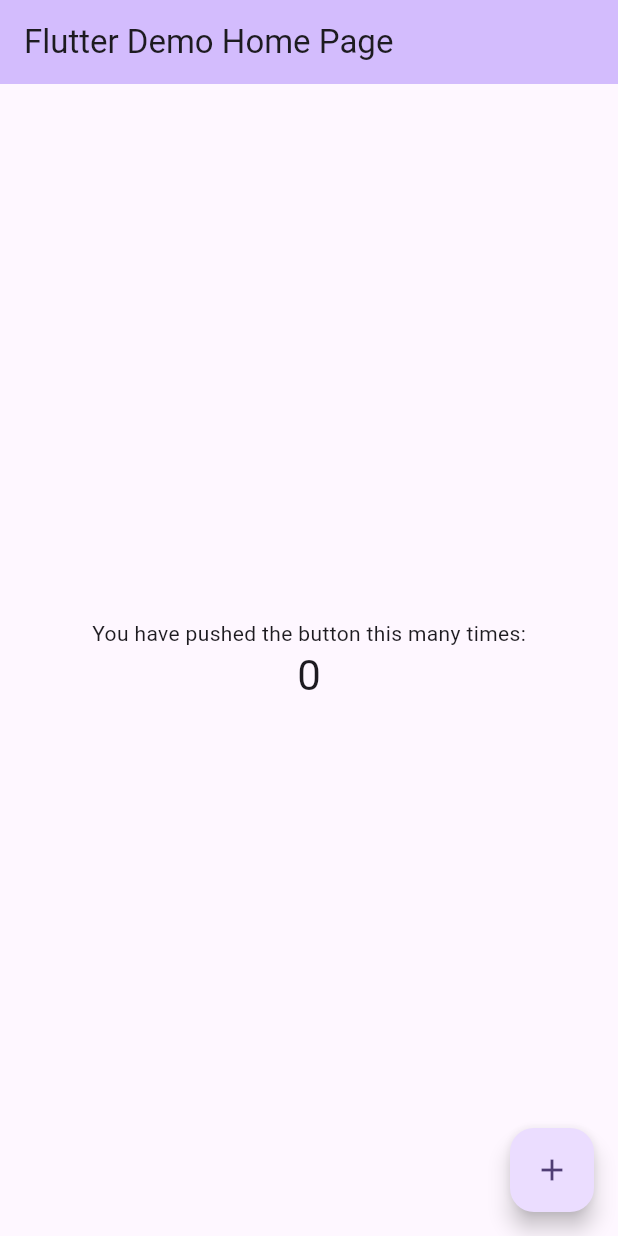
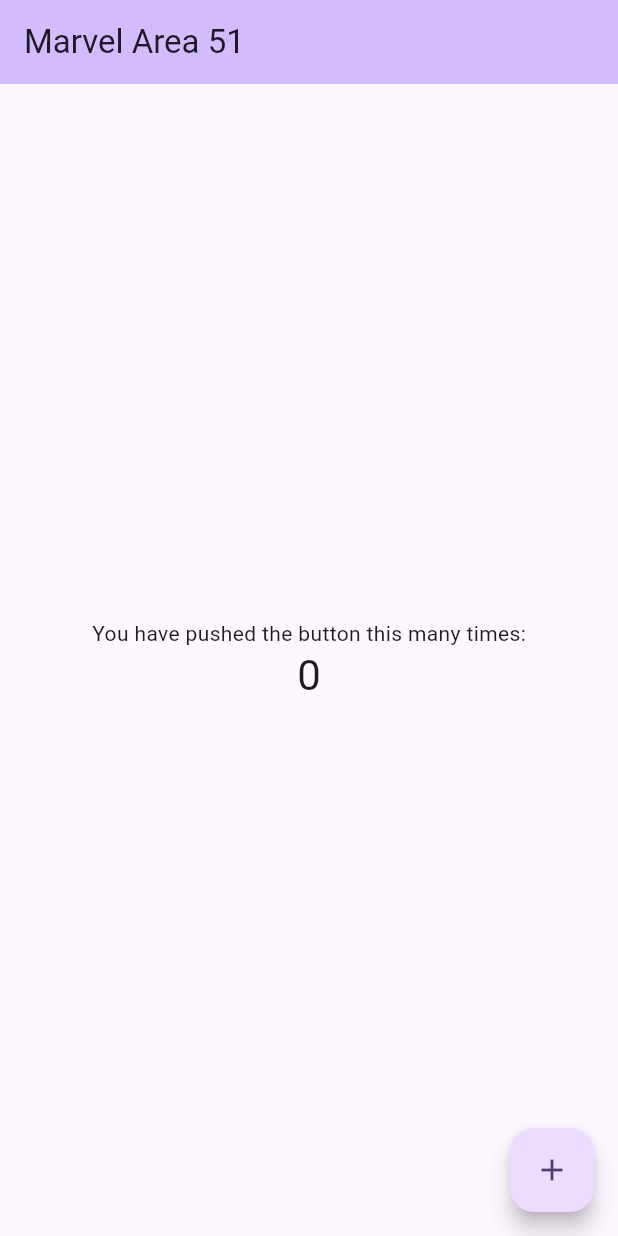
Before and after one commit to HimanshuJadav77/firebasepro, a Flutter app: the screen it shows after launch, on a phone screen of 412 x 824 dp. Run offline on Flutter 3.47's test engine with Material 3 defaults, Android fonts, the phone set to English and light mode, and no system bars; our stand-ins replace firebase_core; accounts and stored records are empty.

Commit message:
title changed

```diff
--- a/lib/main.dart
+++ b/lib/main.dart
@@ -37,7 +37,7 @@ class MyApp extends StatelessWidget {
         colorScheme: ColorScheme.fromSeed(seedColor: Colors.deepPurple),
         useMaterial3: true,
       ),
-      home: const MyHomePage(title: 'Flutter Demo Home Page'),
+      home: const MyHomePage(title: 'Marvel Area 51'),
     );
   }
 }
```
